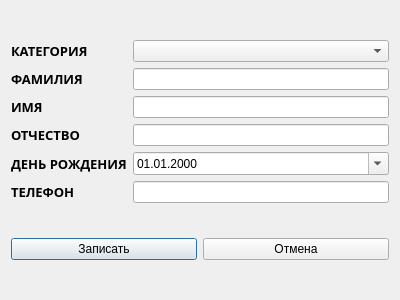
yrasik1986/Likator, file LikatorJurnal/masterupdate.ui: the form before one commit.
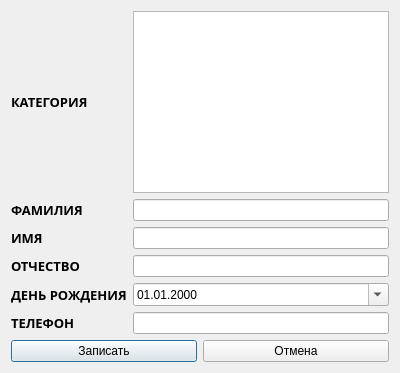
The form after the commit. Custom widgets are drawn as their Qt base class.

What changed in the file:
```diff
--- a/LikatorJurnal/masterupdate.ui
+++ b/LikatorJurnal/masterupdate.ui
@@ -7,7 +7,7 @@
     <x>0</x>
     <y>0</y>
     <width>400</width>
-    <height>300</height>
+    <height>373</height>
    </rect>
   </property>
   <property name="windowTitle">
@@ -115,9 +115,6 @@
          </property>
         </widget>
        </item>
-       <item row="0" column="1">
-        <widget class="QComboBox" name="CatMastersComboBox"/>
-       </item>
        <item row="2" column="0">
         <widget class="QLabel" name="label_2">
          <property name="font">
@@ -172,6 +169,9 @@
        <item row="3" column="1">
         <widget class="QLineEdit" name="FatheNameLineEdit"/>
        </item>
+       <item row="0" column="1">
+        <widget class="QTableWidget" name="tableWidget"/>
+       </item>
       </layout>
      </item>
      <item>
```
